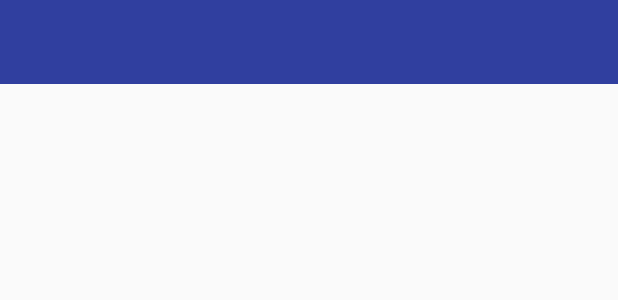
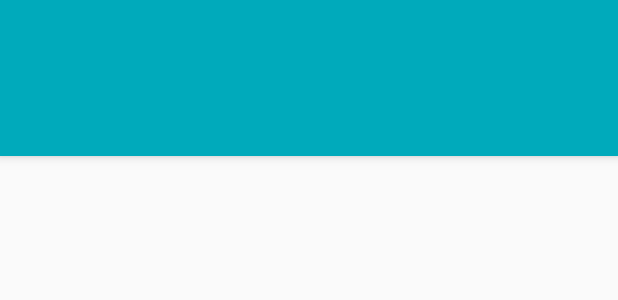
Before and after one commit to jungu009/mynews, an Android app: the layout drawer_main.xml on its own in the app's theme, with its tools: preview values and no code run, on a phone screen of 412 x 824 dp. Shown: the top 300 px of the screen. Run offline under Robolectric (Android 15) with nearby library versions, the phone set to English and light mode, and no system bars.

Commit message:
V0.2 commit
change ActionBar to Toolbar

use TabLayout

```diff
--- a/app/src/main/res/layout/drawer_main.xml
+++ b/app/src/main/res/layout/drawer_main.xml
@@ -7,12 +7,50 @@
     android:fitsSystemWindows="true">
 
     <!-- Your contents -->
-    <!--<include layout="@layout/activity_main"/>-->
-    <FrameLayout
-        android:id="@+id/drawer_content"
+    <android.support.design.widget.CoordinatorLayout
         android:layout_width="match_parent"
-        android:layout_height="match_parent"
-        android:orientation="vertical" />
+        android:layout_height="match_parent">
+
+        <android.support.design.widget.AppBarLayout
+            android:layout_width="match_parent"
+            android:layout_height="wrap_content"
+            >
+
+            <android.support.v7.widget.Toolbar
+                android:id="@+id/toolbar"
+                android:layout_width="match_parent"
+                android:layout_height="?android:attr/actionBarSize"
+                android:logo="@mipmap/ic_launcher"
+                android:background="#0ab"
+                app:layout_scrollFlags="scroll|enterAlways"
+                />
+
+            <android.support.design.widget.TabLayout
+                android:id="@+id/tabs"
+                android:layout_width="match_parent"
+                android:layout_height="wrap_content"
+                android:background="#0ab"
+                app:tabGravity="center"
+                app:tabMode="scrollable"
+                >
+
+            </android.support.design.widget.TabLayout>
+
+        </android.support.design.widget.AppBarLayout>
+
+
+        <android.support.v4.widget.NestedScrollView
+            android:id="@+id/nested_scroll_view"
+            android:layout_width="match_parent"
+            android:layout_height="wrap_content"
+            app:layout_behavior="@string/appbar_scrolling_view_behavior">
+
+            <include layout="@layout/activity_main"/>
+
+        </android.support.v4.widget.NestedScrollView>
+
+    </android.support.design.widget.CoordinatorLayout>
+
 
     <android.support.design.widget.NavigationView
         android:id="@+id/navigation"
--- a/app/src/main/res/menu/my_navigation_items.xml
+++ b/app/src/main/res/menu/my_navigation_items.xml
@@ -1,46 +1,46 @@
 <?xml version="1.0" encoding="utf-8"?>
 <menu xmlns:android="http://schemas.android.com/apk/res/android">
-    <group>
-        <item android:id="@+id/item_toutiao"
-            android:icon="@mipmap/ic_launcher"
-            android:title="头条"/>
+    <!--<group>-->
+        <!--<item android:id="@+id/item_toutiao"-->
+            <!--android:icon="@mipmap/ic_launcher"-->
+            <!--android:title="头条"/>-->
 
-        <item android:id="@+id/item_shehui"
-            android:icon="@mipmap/ic_launcher"
-            android:title="社会"/>
+        <!--<item android:id="@+id/item_shehui"-->
+            <!--android:icon="@mipmap/ic_launcher"-->
+            <!--android:title="社会"/>-->
 
-        <item android:id="@+id/item_guonei"
-            android:icon="@mipmap/ic_launcher"
-            android:title="国内"/>
+        <!--<item android:id="@+id/item_guonei"-->
+            <!--android:icon="@mipmap/ic_launcher"-->
+            <!--android:title="国内"/>-->
 
-        <item android:id="@+id/item_guoji"
-            android:icon="@mipmap/ic_launcher"
-            android:title="国际"/>
+        <!--<item android:id="@+id/item_guoji"-->
+            <!--android:icon="@mipmap/ic_launcher"-->
+            <!--android:title="国际"/>-->
 
-        <item android:id="@+id/item_yule"
-            android:icon="@mipmap/ic_launcher"
-            android:title="娱乐"/>
+        <!--<item android:id="@+id/item_yule"-->
+            <!--android:icon="@mipmap/ic_launcher"-->
+            <!--android:title="娱乐"/>-->
 
-        <item android:id="@+id/item_tiyu"
-            android:icon="@mipmap/ic_launcher"
-            android:title="体育"/>
+        <!--<item android:id="@+id/item_tiyu"-->
+            <!--android:icon="@mipmap/ic_launcher"-->
+            <!--android:title="体育"/>-->
 
-        <item android:id="@+id/item_junshi"
-            android:icon="@mipmap/ic_launcher"
-            android:title="军事"/>
+        <!--<item android:id="@+id/item_junshi"-->
+            <!--android:icon="@mipmap/ic_launcher"-->
+            <!--android:title="军事"/>-->
 
-        <item android:id="@+id/item_keji"
-            android:icon="@mipmap/ic_launcher"
-            android:title="科技"/>
+        <!--<item android:id="@+id/item_keji"-->
+            <!--android:icon="@mipmap/ic_launcher"-->
+            <!--android:title="科技"/>-->
 
-        <item android:id="@+id/item_caijing"
-            android:icon="@mipmap/ic_launcher"
-            android:title="财经"/>
+        <!--<item android:id="@+id/item_caijing"-->
+            <!--android:icon="@mipmap/ic_launcher"-->
+            <!--android:title="财经"/>-->
 
-        <item android:id="@+id/item_shishang"
-            android:icon="@mipmap/ic_launcher"
-            android:title="时尚"/>
-    </group>
+        <!--<item android:id="@+id/item_shishang"-->
+            <!--android:icon="@mipmap/ic_launcher"-->
+            <!--android:title="时尚"/>-->
+    <!--</group>-->
 
     <item android:id="@+id/item_myfavorite"
         android:icon="@mipmap/ic_launcher"
--- a/app/src/main/res/values/styles.xml
+++ b/app/src/main/res/values/styles.xml
@@ -1,10 +1,10 @@
 <resources>
 
     <!-- Base application theme. -->
-    <style name="AppTheme" parent="Theme.AppCompat.Light.DarkActionBar">
+    <style name="AppTheme" parent="Theme.AppCompat.Light.NoActionBar">
         <!-- Customize your theme here. -->
-        <item name="colorPrimary">@color/colorPrimary</item>
-        <item name="colorPrimaryDark">@color/colorPrimaryDark</item>
+        <item name="colorPrimary">#EEE</item>
+        <item name="colorPrimaryDark">#0ab</item>
         <item name="colorAccent">@color/colorAccent</item>
     </style>
 </resources>
```
Also changed, not shown: app/src/main/java/cn/jungu009/mynews/DetailActivity.java (+5 -6 lines), app/src/main/java/cn/jungu009/mynews/MainActivity.java (+119 -128 lines), app/src/main/java/cn/jungu009/mynews/MyBehavior.java (added, +45 -0 lines), app/src/main/res/layout/activity_detail.xml (+10 -1 lines), app/src/main/res/layout/activity_main.xml (+6 -8 lines), app/src/main/res/layout/news_list_item.xml (+9 -0 lines).
